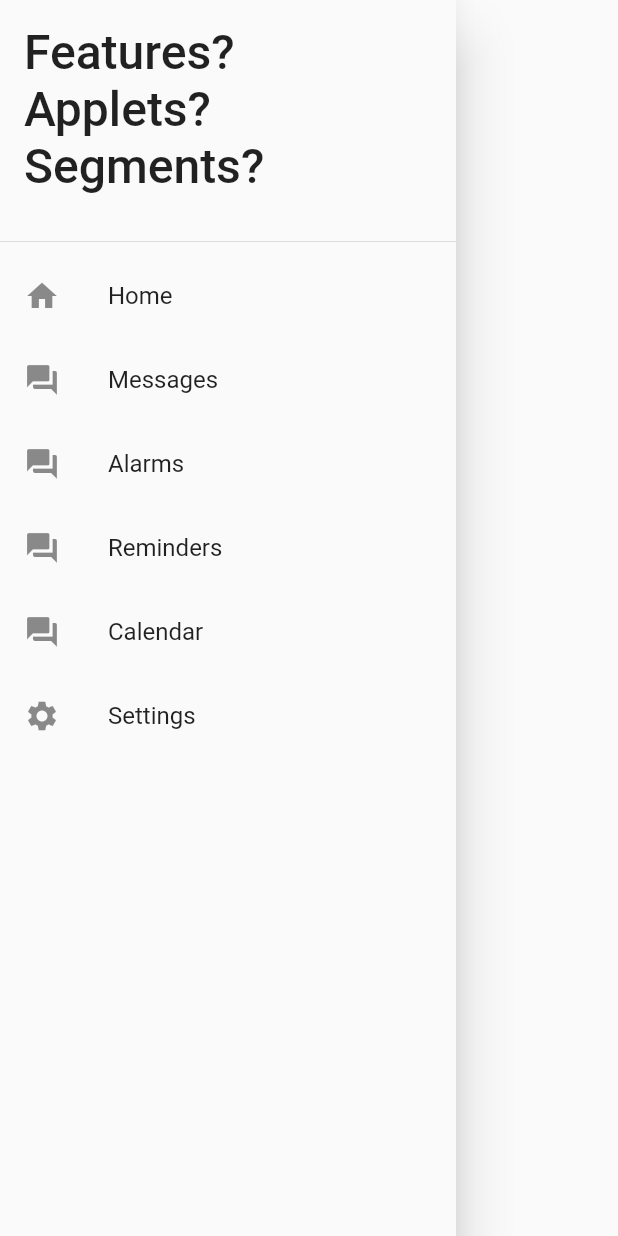
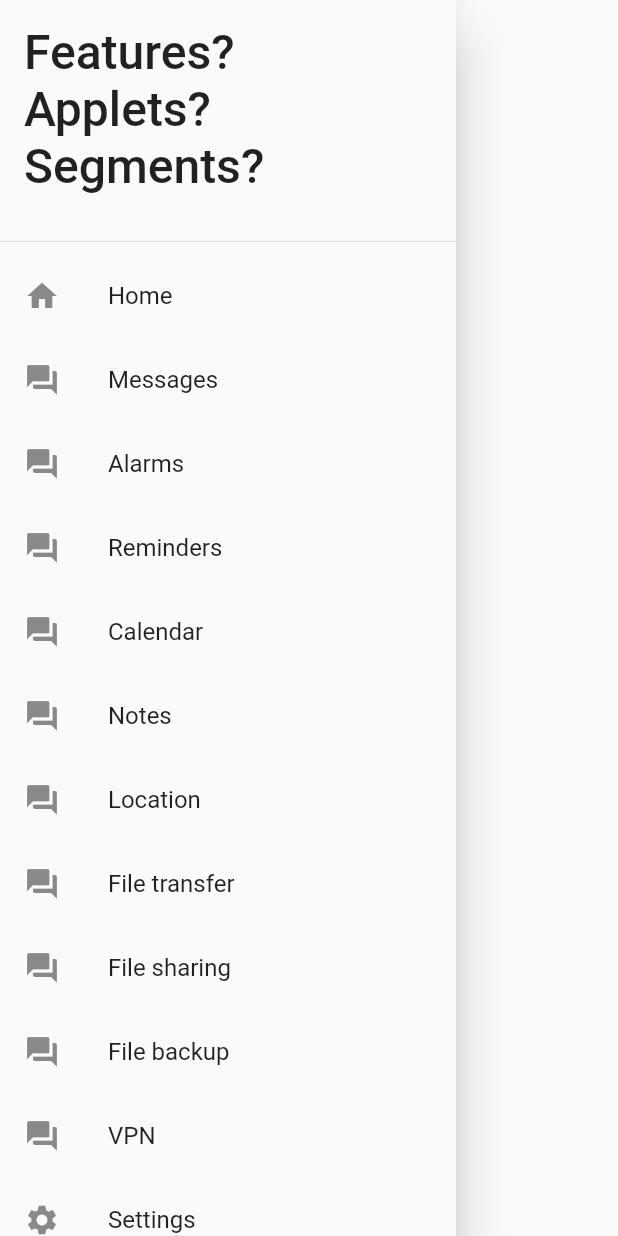
Before and after one commit to jensen-lloyd/X, a Flutter app: the AppDrawer widget shown alone on an empty page, opened directly, on a phone screen of 412 x 824 dp. Run offline on Flutter 3.47's test engine with Material 2 defaults, Android fonts, the phone set to English and light mode, and no system bars; network calls fail.

Commit message:
added all necessary pages to appdrawer menu

```diff
--- a/lib/AppDrawer.dart
+++ b/lib/AppDrawer.dart
@@ -82,6 +82,65 @@ class AppDrawer extends StatelessWidget {
 
           ListTile(
             leading: Icon(
+              Icons.forum,
+            ),
+            title: const Text('Notes'),
+            onTap: () {
+              Navigator.pop(context);
+            },
+          ),
+
+          ListTile(
+            leading: Icon(
+              Icons.forum,
+            ),
+            title: const Text('Location'),
+            onTap: () {
+              Navigator.pop(context);
+            },
+          ),
+
+          ListTile(
+            leading: Icon(
+              Icons.forum,
+            ),
+            title: const Text('File transfer'),
+            onTap: () {
+              Navigator.pop(context);
+            },
+          ),
+
+          ListTile(
+            leading: Icon(
+              Icons.forum,
+            ),
+            title: const Text('File sharing'),
+            onTap: () {
+              Navigator.pop(context);
+            },
+          ),
+
+          ListTile(
+            leading: Icon(
+              Icons.forum,
+            ),
+            title: const Text('File backup'),
+            onTap: () {
+              Navigator.pop(context);
+            },
+          ),
+
+          ListTile(
+            leading: Icon(
+              Icons.forum,
+            ),
+            title: const Text('VPN'),
+            onTap: () {
+              Navigator.pop(context);
+            },
+          ),
+          ListTile(
+            leading: Icon(
               Icons.settings,
             ),
             title: const Text('Settings'),
```
